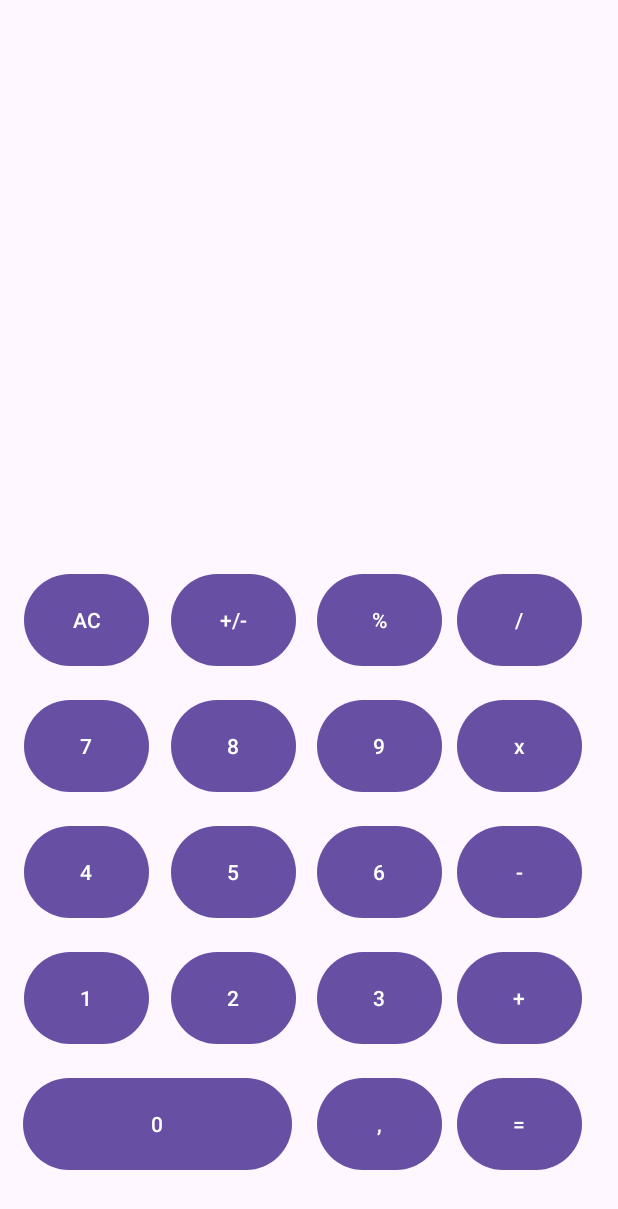
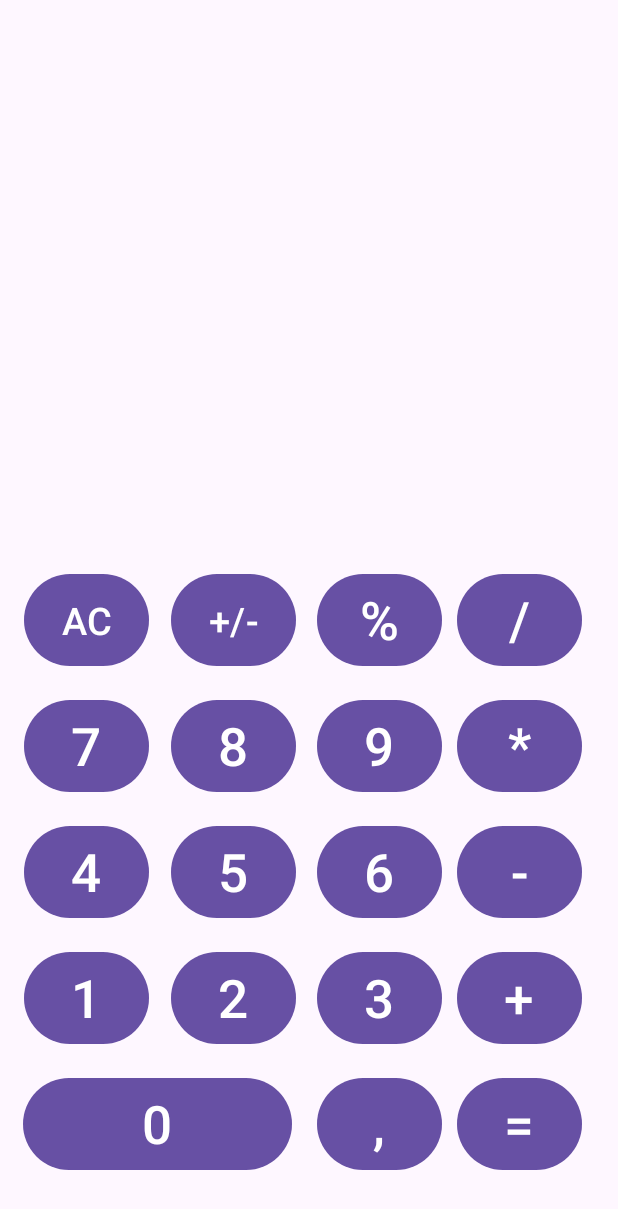
Before and after one commit to tashbaevb/android_learn, an Android app: the CalculatorActivity screen opened directly, with no data from a screen before it, after a tap on "AC", on a phone screen of 412 x 824 dp. Shown: the top 1209 px of the screen. Run offline under Robolectric (Android 15) with nearby library versions, the phone set to English and light mode, and no system bars.

Commit message:
update textSize and main operations are done

```diff
--- a/app/src/main/java/com/example/first_android/CalculatorActivity.java
+++ b/app/src/main/java/com/example/first_android/CalculatorActivity.java
@@ -4,17 +4,20 @@ import android.os.Bundle;
 import android.view.View;
 import android.widget.Button;
 import android.widget.TextView;
+import android.widget.Toast;
 import androidx.appcompat.app.AppCompatActivity;
 
 public class CalculatorActivity extends AppCompatActivity {
 
     private TextView resultTextView;
 
-    private StringBuilder input = new StringBuilder();
+    private String operand1 = "";
+    private String operand2 = "";
+    private String operator = "";
 
     @Override
-    protected void onCreate(Bundle saveInstanceState) {
-        super.onCreate(saveInstanceState);
+    protected void onCreate(Bundle savedInstanceState) {
+        super.onCreate(savedInstanceState);
         setContentView(R.layout.calculator);
 
         resultTextView = findViewById(R.id.resultTextView);
@@ -22,26 +25,65 @@ public class CalculatorActivity extends AppCompatActivity {
 
     public void onNumberClick(View view) {
         Button button = (Button) view;
-        input.append(button.getText().toString());
-        updateResult();
+        String buttonText = button.getText().toString();
+
+        if (operator.isEmpty()) {
+            operand1 += buttonText;
+        } else {
+            operand2 += buttonText;
+        }
+        updateResultTextView();
     }
 
     public void onOperatorClick(View view) {
         Button button = (Button) view;
-        input.append(button.getText().toString());
-        updateResult();
+        operator = button.getText().toString();
+        updateResultTextView();
     }
 
-    public void updateResult() {
-        resultTextView.setText(input.toString());
+    public void onEqualsClick(View view) {
+        if (!operand1.isEmpty() && !operand2.isEmpty() && !operator.isEmpty()) {
+            double result = calculateResult();
+            resultTextView.setText(String.valueOf(result));
+            operand1 = String.valueOf(result);
+            operand2 = "";
+            operator = "";
+        }
     }
 
     public void onClearClick(View view) {
-        input.setLength(0);
-        updateResult();
+        operand1 = "";
+        operand2 = "";
+        operator = "";
+        resultTextView.setText("");
     }
 
-    public void onEqualsClick(View view) {
+    private void updateResultTextView() {
+        resultTextView.setText(operand1 + operator + operand2);
+    }
 
+    private double calculateResult() {
+        double num1 = Double.parseDouble(operand1);
+        double num2 = Double.parseDouble(operand2);
+        double result = 0;
+        switch (operator) {
+            case "+":
+                result = num1 + num2;
+                break;
+            case "-":
+                result = num1 - num2;
+                break;
+            case "*":
+                result = num1 * num2;
+                break;
+            case "/":
+                if (num2 != 0) {
+                    result = num1 / num2;
+                } else {
+                    Toast.makeText(this, "Cannot divide by zero", Toast.LENGTH_SHORT).show();
+                }
+                break;
+        }
+        return result;
     }
 }
--- a/app/src/main/res/layout/calculator.xml
+++ b/app/src/main/res/layout/calculator.xml
@@ -6,32 +6,35 @@
 
     <TextView
             android:id="@+id/resultTextView"
-            android:layout_width="match_parent"
-            android:layout_height="wrap_content"
+            android:layout_width="393dp"
+            android:layout_height="112dp"
             android:gravity="end"
-            android:textSize="24sp"
+            android:textSize="80sp"
             android:textColor="@color/black"
             android:padding="8dp"
-            android:text="0"
+            android:text="@string/button_0"
             app:layout_constraintTop_toTopOf="parent"
             app:layout_constraintStart_toStartOf="parent"
-            app:layout_constraintEnd_toEndOf="parent" android:layout_marginTop="192dp"
-            app:layout_constraintHorizontal_bias="0.0"/>
+            app:layout_constraintEnd_toEndOf="parent" android:layout_marginTop="104dp"
+            app:layout_constraintHorizontal_bias="0.428"/>
     <Button
             android:text="@string/equals_button"
             android:layout_width="83dp"
             android:layout_height="69dp"
-            android:id="@+id/nol19"
+            android:textSize="35sp"
+            android:id="@+id/equals_button"
             app:layout_constraintEnd_toEndOf="parent"
             app:layout_constraintBottom_toBottomOf="parent"
             app:layout_constraintStart_toStartOf="parent"
             app:layout_constraintHorizontal_bias="0.926"
-            android:layout_marginBottom="40dp"/>
+            android:layout_marginBottom="40dp"
+            android:onClick="onEqualsClick"/>
     <Button
             android:text="@string/komma_button"
             android:layout_width="83dp"
             android:layout_height="69dp"
             android:id="@+id/numKomma"
+            android:textSize="35sp"
 
             app:layout_constraintEnd_toEndOf="parent"
             app:layout_constraintBottom_toBottomOf="parent"
@@ -42,7 +45,9 @@
             android:text="@string/ac_button"
             android:layout_width="83dp"
             android:layout_height="69dp"
-            android:id="@+id/nol14"
+            android:textSize="25sp"
+            android:id="@+id/clear_button"
+
             app:layout_constraintEnd_toEndOf="parent"
             app:layout_constraintBottom_toBottomOf="parent"
             app:layout_constraintStart_toStartOf="parent"
@@ -53,7 +58,10 @@
             android:text="@string/prozent_button"
             android:layout_width="83dp"
             android:layout_height="69dp"
-            android:id="@+id/nol16" app:layout_constraintEnd_toEndOf="parent"
+            android:textSize="35sp"
+            android:id="@+id/nol16"
+
+            app:layout_constraintEnd_toEndOf="parent"
             app:layout_constraintBottom_toBottomOf="parent"
             app:layout_constraintStart_toStartOf="parent"
             app:layout_constraintHorizontal_bias="0.643"
@@ -62,16 +70,23 @@
             android:text="@string/divide_button"
             android:layout_width="83dp"
             android:layout_height="69dp"
-            android:id="@+id/nol17" app:layout_constraintEnd_toEndOf="parent"
+            android:textSize="35sp"
+            android:id="@+id/divide_button"
+
+            app:layout_constraintEnd_toEndOf="parent"
             app:layout_constraintBottom_toBottomOf="parent"
             app:layout_constraintStart_toStartOf="parent"
             app:layout_constraintHorizontal_bias="0.926"
-            android:layout_marginBottom="376dp"/>
+            android:layout_marginBottom="376dp"
+            android:onClick="onOperatorClick"/>
     <Button
             android:text="@string/plus_minus_button"
             android:layout_width="83dp"
             android:layout_height="69dp"
-            android:id="@+id/nol15" app:layout_constraintEnd_toEndOf="parent"
+            android:textSize="25sp"
+            android:id="@+id/nol15"
+
+            app:layout_constraintEnd_toEndOf="parent"
             app:layout_constraintBottom_toBottomOf="parent"
             app:layout_constraintStart_toStartOf="parent"
             app:layout_constraintHorizontal_bias="0.347"
@@ -80,7 +95,10 @@
             android:text="@string/button_8"
             android:layout_width="83dp"
             android:layout_height="69dp"
-            android:id="@+id/nol10" app:layout_constraintEnd_toEndOf="parent"
+            android:textSize="35sp"
+            android:id="@+id/num8"
+
+            app:layout_constraintEnd_toEndOf="parent"
             app:layout_constraintBottom_toBottomOf="parent"
             app:layout_constraintStart_toStartOf="parent"
             app:layout_constraintHorizontal_bias="0.347"
@@ -90,7 +108,10 @@
             android:text="@string/button_9"
             android:layout_width="83dp"
             android:layout_height="69dp"
-            android:id="@+id/nol11" app:layout_constraintEnd_toEndOf="parent"
+            android:textSize="35sp"
+            android:id="@+id/num9"
+
+            app:layout_constraintEnd_toEndOf="parent"
             app:layout_constraintBottom_toBottomOf="parent"
             app:layout_constraintStart_toStartOf="parent"
             app:layout_constraintHorizontal_bias="0.643"
@@ -100,7 +121,9 @@
             android:text="@string/button_7"
             android:layout_width="83dp"
             android:layout_height="69dp"
-            android:id="@+id/nol13" app:layout_constraintEnd_toEndOf="parent"
+            android:textSize="35sp"
+            android:id="@+id/num7"
+            app:layout_constraintEnd_toEndOf="parent"
             app:layout_constraintBottom_toBottomOf="parent"
             app:layout_constraintStart_toStartOf="parent"
             app:layout_constraintHorizontal_bias="0.048"
@@ -110,16 +133,22 @@
             android:text="@string/multiple_button"
             android:layout_width="83dp"
             android:layout_height="69dp"
-            android:id="@+id/nol12" app:layout_constraintEnd_toEndOf="parent"
+            android:textSize="35sp"
+            android:id="@+id/multiple_button"
+
+            app:layout_constraintEnd_toEndOf="parent"
             app:layout_constraintBottom_toBottomOf="parent"
             app:layout_constraintStart_toStartOf="parent"
             app:layout_constraintHorizontal_bias="0.926"
-            android:layout_marginBottom="292dp"/>
+            android:layout_marginBottom="292dp"
+            android:onClick="onOperatorClick"/>
     <Button
             android:text="@string/button_5"
             android:layout_width="83dp"
             android:layout_height="69dp"
-            android:id="@+id/nol6"
+            android:textSize="35sp"
+            android:id="@+id/num5"
+
             app:layout_constraintEnd_toEndOf="parent"
             app:layout_constraintBottom_toBottomOf="parent"
             app:layout_constraintStart_toStartOf="parent"
@@ -130,7 +159,9 @@
             android:text="@string/button_6"
             android:layout_width="83dp"
             android:layout_height="69dp"
-            android:id="@+id/nol8"
+            android:textSize="35sp"
+            android:id="@+id/num6"
+
             app:layout_constraintEnd_toEndOf="parent"
             app:layout_constraintBottom_toBottomOf="parent"
             app:layout_constraintStart_toStartOf="parent"
@@ -141,7 +172,9 @@
             android:text="@string/button_4"
             android:layout_width="83dp"
             android:layout_height="69dp"
-            android:id="@+id/nol9"
+            android:textSize="35sp"
+            android:id="@+id/num4"
+
             app:layout_constraintEnd_toEndOf="parent"
             app:layout_constraintBottom_toBottomOf="parent"
             app:layout_constraintStart_toStartOf="parent"
@@ -152,17 +185,22 @@
             android:text="@string/minus_button"
             android:layout_width="83dp"
             android:layout_height="69dp"
-            android:id="@+id/nol7"
+            android:textSize="35sp"
+            android:id="@+id/minus_button"
+
             app:layout_constraintEnd_toEndOf="parent"
             app:layout_constraintBottom_toBottomOf="parent"
             app:layout_constraintStart_toStartOf="parent"
             app:layout_constraintHorizontal_bias="0.926"
-            android:layout_marginBottom="208dp"/>
+            android:layout_marginBottom="208dp"
+            android:onClick="onOperatorClick"/>
     <Button
             android:text="@string/button_3"
             android:layout_width="83dp"
             android:layout_height="69dp"
-            android:id="@+id/nol4"
+            android:textSize="35sp"
+            android:id="@+id/num3"
+
             app:layout_constraintEnd_toEndOf="parent"
             app:layout_constraintBottom_toBottomOf="parent"
             app:layout_constraintStart_toStartOf="parent"
@@ -173,7 +211,10 @@
             android:text="@string/button_2"
             android:layout_width="83dp"
             android:layout_height="69dp"
-            android:id="@+id/nol3" app:layout_constraintEnd_toEndOf="parent"
+            android:textSize="35sp"
+            android:id="@+id/num2"
+
+            app:layout_constraintEnd_toEndOf="parent"
             app:layout_constraintBottom_toBottomOf="parent"
             app:layout_constraintStart_toStartOf="parent"
             app:layout_constraintHorizontal_bias="0.347"
@@ -183,7 +224,10 @@
             android:text="@string/button_1"
             android:layout_width="83dp"
             android:layout_height="69dp"
-            android:id="@+id/nol2" app:layout_constraintEnd_toEndOf="parent"
+            android:textSize="35sp"
+            android:id="@+id/num1"
+
+            app:layout_constraintEnd_toEndOf="parent"
             app:layout_constraintBottom_toBottomOf="parent"
             app:layout_constraintStart_toStartOf="parent"
             app:layout_constraintHorizontal_bias="0.048"
@@ -193,16 +237,22 @@
             android:text="@string/plus_button"
             android:layout_width="83dp"
             android:layout_height="69dp"
-            android:id="@+id/nol5" app:layout_constraintEnd_toEndOf="parent"
+            android:textSize="35sp"
+            android:id="@+id/plus_button"
+
+            app:layout_constraintEnd_toEndOf="parent"
             app:layout_constraintBottom_toBottomOf="parent"
             app:layout_constraintStart_toStartOf="parent"
             app:layout_constraintHorizontal_bias="0.926"
-            android:layout_marginBottom="124dp"/>
+            android:layout_marginBottom="124dp"
+            android:onClick="onOperatorClick"/>
     <Button
             android:text="@string/button_0"
             android:layout_width="179dp"
             android:layout_height="69dp"
+            android:textSize="35sp"
             android:id="@+id/num0"
+
             app:layout_constraintEnd_toEndOf="parent"
             app:layout_constraintBottom_toBottomOf="parent"
             app:layout_constraintStart_toStartOf="parent"
--- a/app/src/main/res/values/strings.xml
+++ b/app/src/main/res/values/strings.xml
@@ -3,7 +3,7 @@
     <string name="equals_button">=</string>
     <string name="plus_button">+</string>
     <string name="minus_button">-</string>
-    <string name="multiple_button">x</string>
+    <string name="multiple_button">*</string>
     <string name="divide_button">/</string>
     <string name="prozent_button">%</string>
     <string name="plus_minus_button">+/-</string>
```
